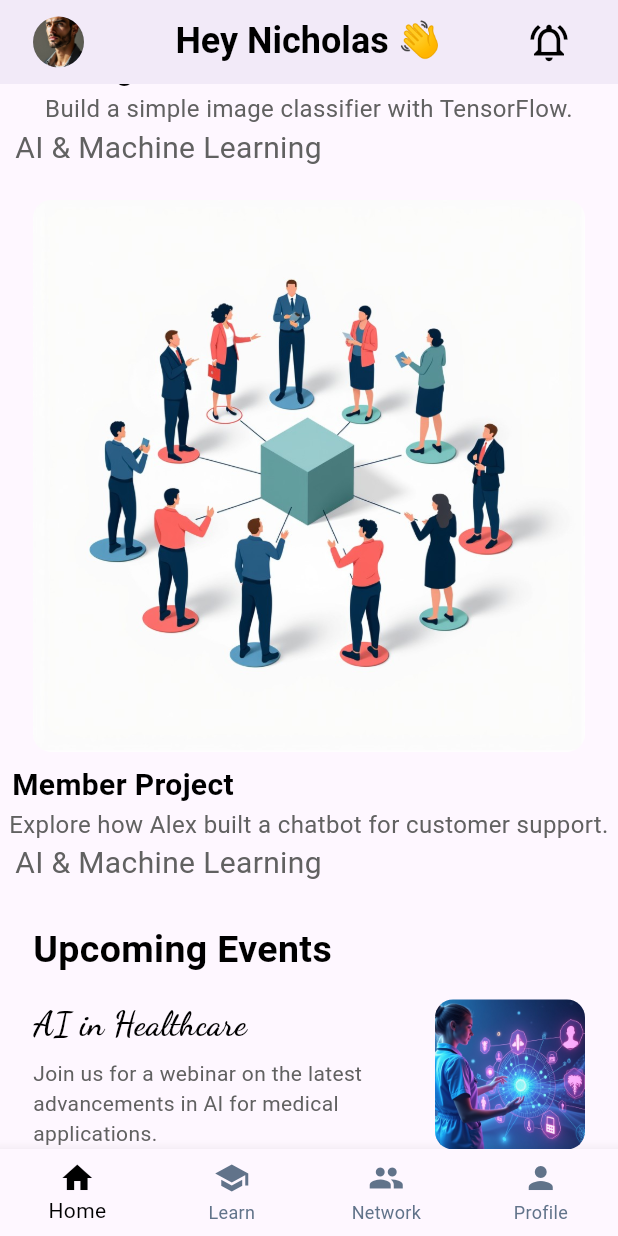
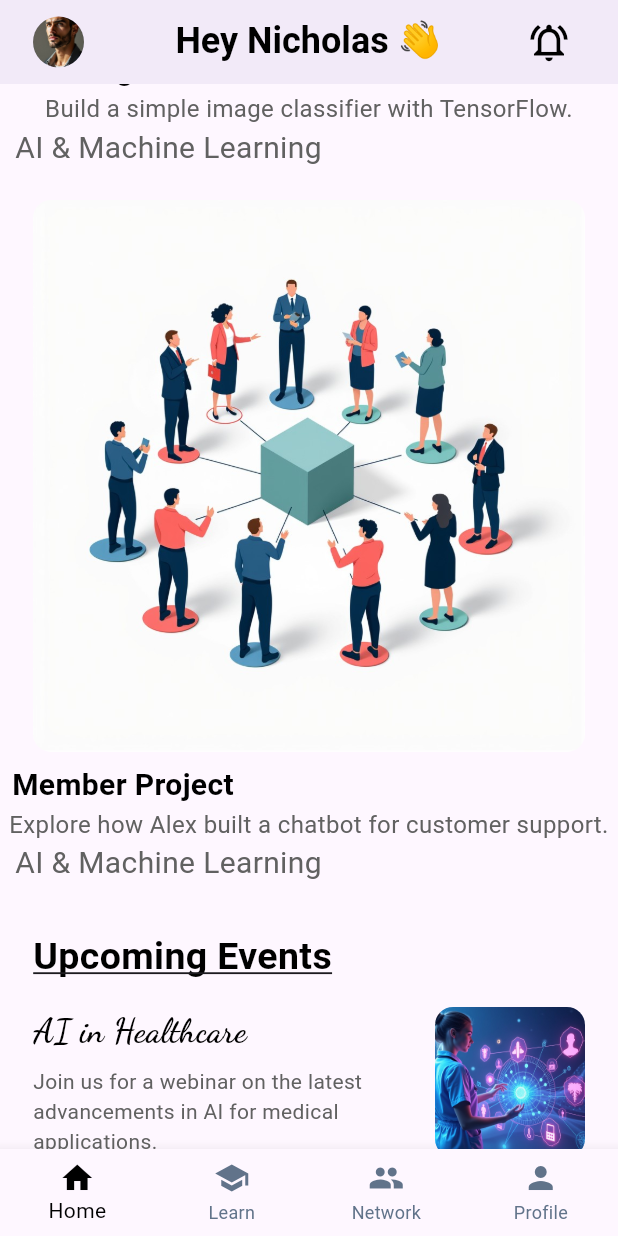
Before and after one commit to Yvonne-Wanja-1/csk-app, a Flutter app: the screen it shows after launch, scrolled down 824 dp, on a phone screen of 412 x 824 dp. Run offline on Flutter 3.47's test engine with Material 3 defaults, Android fonts, the phone set to English and light mode, and no system bars; our stand-ins replace google_fonts.

Commit message:
added a text

```diff
--- a/csk/lib/pages/home.dart
+++ b/csk/lib/pages/home.dart
@@ -201,7 +201,7 @@ class HomePage extends StatelessWidget {
 
 
 
-              const SizedBox(height: 25),
+              const SizedBox(height: 30),
               const Padding(
                 padding: EdgeInsets.symmetric(horizontal: 22.0),
                 child: Align(
@@ -209,6 +209,7 @@ class HomePage extends StatelessWidget {
                   child: Text(
                     'Upcoming Events',
                     style: TextStyle(
+                      decoration: TextDecoration.underline,
                       fontWeight: FontWeight.bold,
                       fontSize: 25,
                       color: Colors.black,
@@ -248,6 +249,23 @@ class HomePage extends StatelessWidget {
                 ),
               ),
 
+
+SizedBox(height: 12,),
+     Align(
+                  alignment: Alignment.centerLeft,
+                  child: Padding(
+                    padding: const EdgeInsets.only(left: 22.0),
+                    child: Text(
+                      'Quick Access',
+                      style: TextStyle(
+                        decoration: TextDecoration.underline,
+                        fontWeight: FontWeight.bold,
+                        fontSize: 25,
+                        color: Colors.black,
+                      ),
+                    ),
+                  ),
+                ),
               ],
           ),
         ),
```
